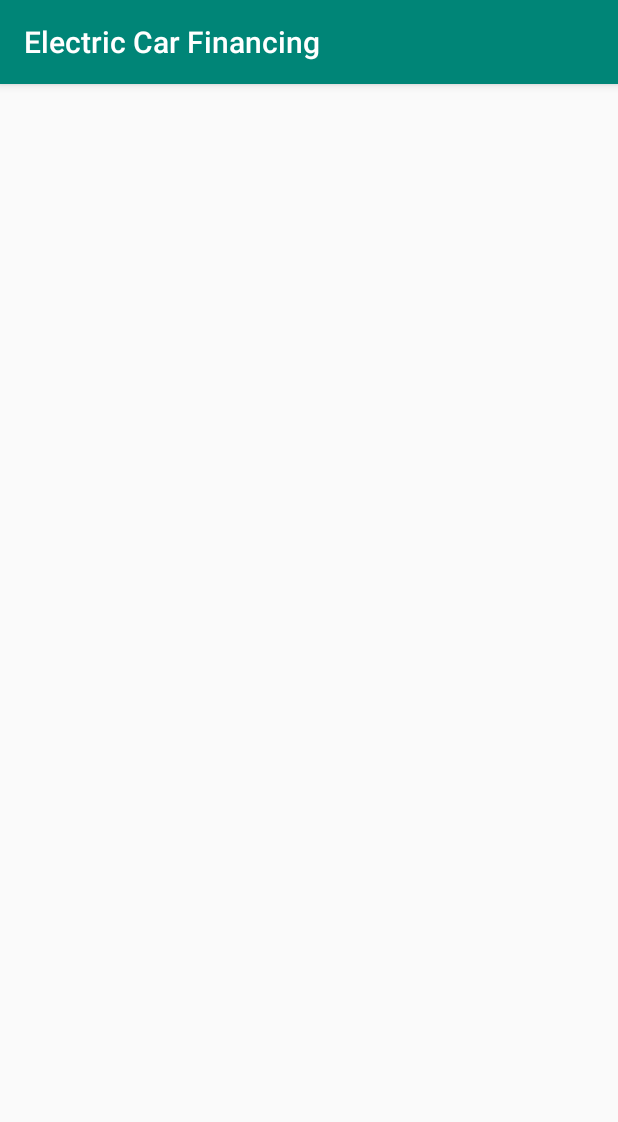
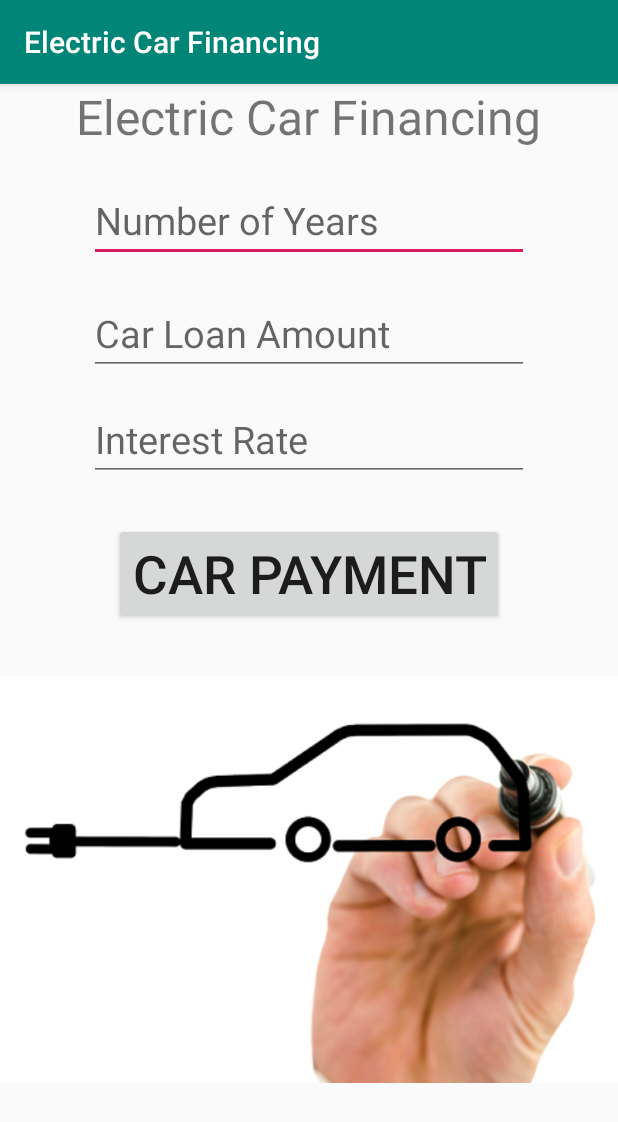
Before and after one commit to jay3ss/reimagined-waffle, an Android app: the screen it shows after launch (MainActivity), on a phone screen of 412 x 824 dp. Shown: the top 1122 px of the screen. Run offline under Robolectric (Android 15) with nearby library versions, the phone set to English and light mode, and no system bars.

Commit message:
Finish main activity layout

```diff
--- a/examples/ElectricCarFinancing/app/src/main/res/layout/activity_main.xml
+++ b/examples/ElectricCarFinancing/app/src/main/res/layout/activity_main.xml
@@ -6,6 +6,74 @@
     android:layout_height="match_parent"
     tools:context=".MainActivity">
 
+    <RelativeLayout
+        android:layout_width="match_parent"
+        android:layout_height="match_parent">
 
+        <TextView
+            android:id="@+id/txtTitle"
+            android:layout_width="wrap_content"
+            android:layout_height="wrap_content"
+            android:text="@string/txtTitle"
+            android:textSize="32sp"
+            android:layout_alignParentTop="true"
+            android:layout_centerHorizontal="true"/>
+
+        <EditText
+            android:id="@+id/txtYears"
+            android:layout_width="wrap_content"
+            android:layout_height="wrap_content"
+            android:inputType="number"
+            android:ems="10"
+            android:hint="@string/hint1"
+            android:textSize="25sp"
+            android:layout_below="@+id/txtTitle"
+            android:layout_centerHorizontal="true"
+            android:layout_marginTop="20dp"/>
+
+        <EditText
+            android:id="@+id/txtLoan"
+            android:layout_width="wrap_content"
+            android:layout_height="wrap_content"
+            android:inputType="number"
+            android:ems="10"
+            android:hint="@string/hint2"
+            android:textSize="25sp"
+            android:layout_below="@+id/txtYears"
+            android:layout_centerHorizontal="true"
+            android:layout_marginTop="20dp"/>
+
+        <EditText
+            android:id="@+id/txtInterest"
+            android:layout_width="wrap_content"
+            android:layout_height="wrap_content"
+            android:inputType="number"
+            android:ems="10"
+            android:hint="@string/hint3"
+            android:textSize="25sp"
+            android:layout_below="@+id/txtLoan"
+            android:layout_centerHorizontal="true"
+            android:layout_marginTop="15dp"/>
+
+        <Button
+            android:id="@+id/btnPayment"
+            android:layout_width="wrap_content"
+            android:layout_height="wrap_content"
+            android:text="@string/btnPayment"
+            android:textSize="35sp"
+            android:layout_below="@+id/txtInterest"
+            android:layout_centerHorizontal="true"
+            android:layout_marginTop="28dp"/>
+
+        <ImageView
+            android:id="@+id/imgOpening"
+            android:layout_width="wrap_content"
+            android:layout_height="wrap_content"
+            android:src="@drawable/opening"
+            android:contentDescription="@string/imgDescription"
+            android:layout_below="@+id/btnPayment"
+            android:layout_centerHorizontal="true"
+            android:layout_marginTop="5dp"/>
+    </RelativeLayout>
 
 </androidx.constraintlayout.widget.ConstraintLayout>
```
